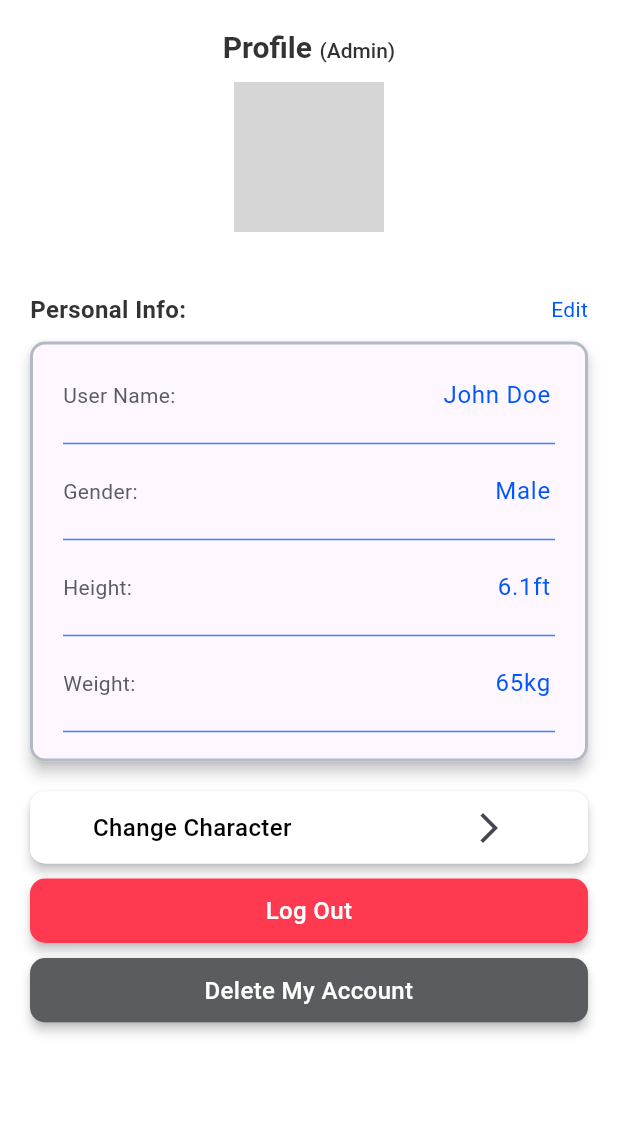
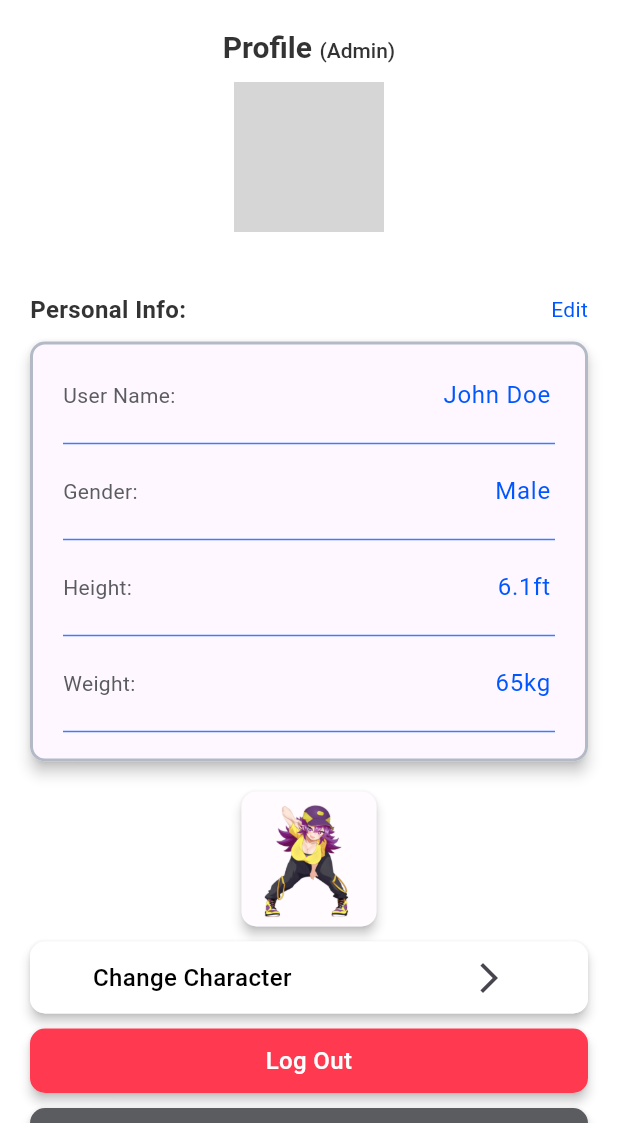
Before and after one commit to Borhan2004/Tracking-Apps, a Flutter app: the ProfileScreen screen opened directly, on a phone screen of 412 x 824 dp, the part 113-1236 px from its top. Run offline on Flutter 3.47's test engine with Material 3 defaults, Android fonts, the phone set to English and light mode, and no system bars; our stand-ins replace file_picker, fl_chart, flutter_otp_text_field, flutter_screenutil, geolocator, get and 4 more; accounts and stored records are empty; grey boxes are pictures that could not be loaded.

Commit message:
Update code

```diff
--- a/lib/features/profile/widget/personal_info.dart
+++ b/lib/features/profile/widget/personal_info.dart
@@ -10,7 +10,6 @@ class PersonalInfo extends StatelessWidget {
   Widget build(BuildContext context) {
     double width = MediaQuery.of(context).size.width;
 
-    // Get the controller
     final controller = Get.put(PersonalInfoController());
 
     return Container(
--- a/lib/features/profile/widget/profile_page_container.dart
+++ b/lib/features/profile/widget/profile_page_container.dart
@@ -53,11 +53,36 @@ class ProfilePageContainer extends StatelessWidget {
               ),
             ),
             PersonalInfo(),
+            Material(
+              elevation: 3.0,
+              borderRadius: BorderRadius.circular(10),
+              child: Container(
+                height: 90,
+                width: 90,
+                decoration: BoxDecoration(
+                  borderRadius: BorderRadius.circular(10),
+                  color: Colors.white54,
+                ),
+                child: Center(
+                  child: Image.asset(
+                    ImagePath.gitlCharacter,
+                    height: 80,
+                    width: 80,
+                  ),
+                ),
+              ),
+            ),
+            SizedBox(height: 10),
             ChangeCharacterButton(),
-            CustomButton(label: 'Log Out', buttonColor: Color(0xFFFF394F), onTap: () {  },),
+            CustomButton(
+              label: 'Log Out',
+              buttonColor: Color(0xFFFF394F),
+              onTap: () {},
+            ),
             CustomButton(
               label: 'Delete My Account',
-              buttonColor: Color(0xFF5A5C5F), onTap: () {  },
+              buttonColor: Color(0xFF5A5C5F),
+              onTap: () {},
             ),
           ],
         ),
```
